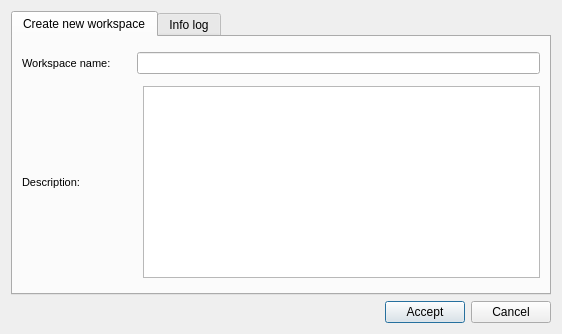
First picture: the form in core/ui/toolbars/utilities/workspace_create.ui, repository Giswater/giswater_qgis_plugin, before the edit.
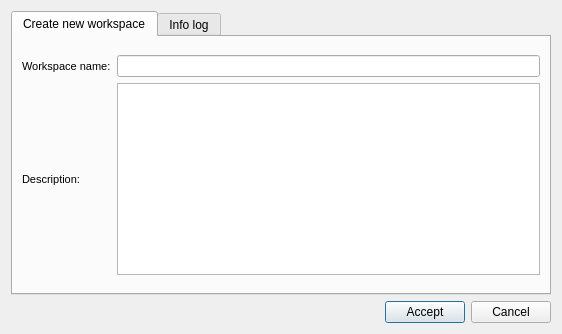
Second picture: the form after the edit.

Commit message: Enhance workspace_create form

Patch:
```diff
--- a/core/ui/toolbars/utilities/workspace_create.ui
+++ b/core/ui/toolbars/utilities/workspace_create.ui
@@ -25,56 +25,8 @@
       </attribute>
       <layout class="QGridLayout" name="gridLayout">
        <item row="0" column="0">
-        <layout class="QHBoxLayout" name="horizontalLayout">
-         <item>
-          <widget class="QLabel" name="lbl_new_workspace">
-           <property name="font">
-            <font>
-             <pointsize>8</pointsize>
-            </font>
-           </property>
-           <property name="frameShape">
-            <enum>QFrame::NoFrame</enum>
-           </property>
-           <property name="frameShadow">
-            <enum>QFrame::Raised</enum>
-           </property>
-           <property name="text">
-            <string>Workspace name:</string>
-           </property>
-           <property name="margin">
-            <number>3</number>
-           </property>
-          </widget>
-         </item>
-         <item>
-          <spacer name="horizontalSpacer_2">
-           <property name="orientation">
-            <enum>Qt::Horizontal</enum>
-           </property>
-           <property name="sizeType">
-            <enum>QSizePolicy::Fixed</enum>
-           </property>
-           <property name="sizeHint" stdset="0">
-            <size>
-             <width>20</width>
-             <height>20</height>
-            </size>
-           </property>
-          </spacer>
-         </item>
-         <item>
-          <widget class="QLineEdit" name="txt_workspace_name">
-           <property name="text">
-            <string/>
-           </property>
-          </widget>
-         </item>
-        </layout>
-       </item>
-       <item row="1" column="0">
-        <layout class="QHBoxLayout" name="horizontalLayout_2">
-         <item>
+        <layout class="QGridLayout" name="gridLayout_4">
+         <item row="1" column="0">
           <widget class="QLabel" name="lbl_new_workspace_descript">
            <property name="font">
             <font>
@@ -98,23 +50,35 @@
            </property>
           </widget>
          </item>
-         <item>
-          <spacer name="horizontalSpacer_3">
-           <property name="orientation">
-            <enum>Qt::Horizontal</enum>
+         <item row="0" column="0">
+          <widget class="QLabel" name="lbl_new_workspace">
+           <property name="font">
+            <font>
+             <pointsize>8</pointsize>
+            </font>
            </property>
-           <property name="sizeType">
-            <enum>QSizePolicy::Fixed</enum>
+           <property name="frameShape">
+            <enum>QFrame::NoFrame</enum>
            </property>
-           <property name="sizeHint" stdset="0">
-            <size>
-             <width>57</width>
-             <height>20</height>
-            </size>
+           <property name="frameShadow">
+            <enum>QFrame::Raised</enum>
            </property>
-          </spacer>
+           <property name="text">
+            <string>Workspace name:</string>
+           </property>
+           <property name="margin">
+            <number>3</number>
+           </property>
+          </widget>
          </item>
-         <item>
+         <item row="0" column="2">
+          <widget class="QLineEdit" name="txt_workspace_name">
+           <property name="text">
+            <string/>
+           </property>
+          </widget>
+         </item>
+         <item row="1" column="2">
           <widget class="QPlainTextEdit" name="txt_workspace_descript">
            <property name="sizePolicy">
             <sizepolicy hsizetype="Expanding" vsizetype="Fixed">
```
